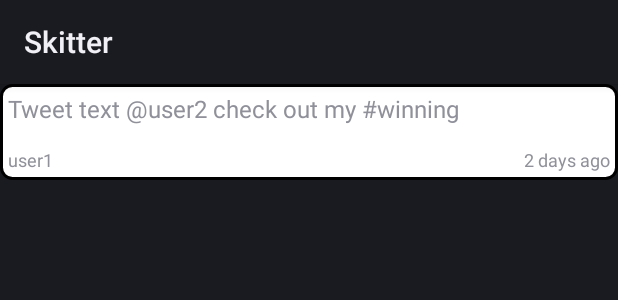
After one commit to mkotyk/Skitter, an Android app: the layout skeet_view.xml on its own in the app's theme, with its tools: preview values and no code run, on a phone screen of 412 x 824 dp. The commit adds this screen. Shown: the top 300 px of the screen. Run offline under Robolectric (Android 15) with nearby library versions, the phone set to English and light mode, and no system bars.

Commit message:
Added the view users skeets.  Need to add integration tests.

```diff
--- a/Application/build.gradle
+++ b/Application/build.gradle
@@ -22,6 +22,7 @@ dependencies {
     compile 'com.android.support:appcompat-v7:21.0.2'
     compile 'org.roboguice:roboguice:2.0'
     testCompile 'junit:junit:4.12'
+    compile 'org.ocpsoft.prettytime:prettytime:3.1.0.Final'
 }
 
 List<String> dirs = [
--- a/Application/src/main/java/com/psyndicate/skitter/model/MockSkitterProvider.java
+++ b/Application/src/main/java/com/psyndicate/skitter/model/MockSkitterProvider.java
@@ -38,7 +38,8 @@ public class MockSkitterProvider implements SkitterProvider {
             user1.userId = 1;
             for(int x = 0; x < 15; x++) {
                 user1.skeets.add(new Skeet(
-                            String.format("This is skeet message %d for user 1", x),
+                            user1.username,
+                            String.format("This is skeet message %d for user 1.  Hi @user1 and #tag", x),
                             baseTime + x * 1000 * 60));
             }
             userDatabase.put(user1.username, user1);
@@ -49,7 +50,8 @@ public class MockSkitterProvider implements SkitterProvider {
             user2.userId = 2;
             for(int x = 0; x < 25; x++) {
                 user2.skeets.add(new Skeet(
-                            String.format("This is skeet message %d for user 2", x),
+                            user2.username,
+                            String.format("This is skeet message %d for user 2.  Hi @user1 and #tag", x),
                             baseTime + x * 1000 * 60));
             }
             userDatabase.put(user2.username, user2);
--- a/Application/src/main/java/com/psyndicate/skitter/view/LogInActivity.java
+++ b/Application/src/main/java/com/psyndicate/skitter/view/LogInActivity.java
@@ -6,12 +6,11 @@ import android.os.Bundle;
 import android.view.View;
 import android.widget.Button;
 import android.widget.EditText;
-import android.widget.TextView;
 import android.widget.Toast;
 
 import com.google.inject.Inject;
 import com.psyndicate.skitter.R;
-import com.psyndicate.skitter.SkitterApp;
+import com.psyndicate.skitter.controller.SkitterApp;
 
 import roboguice.activity.RoboActivity;
 import roboguice.inject.ContentView;
--- /dev/null
+++ b/Application/src/main/res/drawable/rounded_corner.xml
@@ -0,0 +1,17 @@
+<?xml version="1.0" encoding="utf-8"?>
+<shape xmlns:android="http://schemas.android.com/apk/res/android">
+    <solid android:color="@color/solid_white"/>
+
+    <stroke android:width="2dp"
+        android:color="@color/solid_black"
+        />
+
+    <padding android:left="1dp"
+        android:top="1dp"
+        android:right="1dp"
+        android:bottom="1dp"
+        />
+
+    <corners android:bottomRightRadius="7dp" android:bottomLeftRadius="7dp"
+        android:topLeftRadius="7dp" android:topRightRadius="7dp"/>
+</shape>
--- /dev/null
+++ b/Application/src/main/res/layout/skeet_view.xml
@@ -0,0 +1,45 @@
+<?xml version="1.0" encoding="utf-8"?>
+<RelativeLayout xmlns:android="http://schemas.android.com/apk/res/android"
+    android:layout_width="fill_parent"
+    android:layout_height="?android:attr/listPreferredItemHeight"
+    android:clickable="false"
+    android:padding="5dp"
+    android:background="@drawable/rounded_corner">
+
+
+    <TextView
+        android:id="@+id/skeet_text"
+        android:layout_width="fill_parent"
+        android:layout_height="wrap_content"
+        android:layout_alignParentTop="true"
+        android:layout_alignWithParentIfMissing="true"
+        android:gravity="center_vertical"
+        android:text="Tweet text @user2 check out my #winning"
+        android:textSize="16sp" />
+
+    <TextView
+        android:id="@+id/skeet_user"
+        android:layout_width="wrap_content"
+        android:layout_height="wrap_content"
+        android:layout_below="@+id/skeet_text"
+        android:gravity="bottom"
+        android:layout_alignParentLeft="true"
+        android:layout_alignParentBottom="true"
+        android:text="user1"
+        android:textSize="12sp" />
+
+    <TextView
+        android:id="@+id/skeet_timestamp"
+        android:layout_width="wrap_content"
+        android:layout_height="wrap_content"
+        android:layout_below="@id/skeet_text"
+        android:gravity="bottom"
+        android:layout_alignParentRight="true"
+        android:layout_alignParentBottom="true"
+        android:ellipsize="marquee"
+        android:singleLine="true"
+        android:text="2 days ago"
+        android:textSize="12sp" />
+
+
+</RelativeLayout>
--- a/Application/src/main/res/values/colors.xml
+++ b/Application/src/main/res/values/colors.xml
@@ -1,3 +1,7 @@
 <?xml version="1.0" encoding="utf-8"?>
 <resources>
+    <color name="solid_white">#ffffffff</color>
+    <color name="solid_black">#ff000000</color>
+    <color name="hashtag">#ff6c71c4</color>
+    <color name="mention">#ff268bd2</color>
 </resources>
--- a/Application/src/main/res/values/strings.xml
+++ b/Application/src/main/res/values/strings.xml
@@ -1,7 +1,6 @@
 <?xml version="1.0" encoding="utf-8"?>
 <resources>
     <string name="skitter_app">Skitter</string>
-    <string name="hello_world">Hello, World!</string>
     <string name="user_name">User Name</string>
     <string name="password">Password</string>
     <string name="sign_in">Sign In</string>
```
Also changed, not shown: Application/src/main/java/com/psyndicate/skitter/controller/SkitterApp.java (renamed from Application/src/main/java/com/psyndicate/skitter/SkitterApp.java, +26 -1 lines), Application/src/main/java/com/psyndicate/skitter/model/Skeet.java (+13 -3 lines), Application/src/main/java/com/psyndicate/skitter/view/SkeetArrayAdapter.java (added, +124 -0 lines), Application/src/main/java/com/psyndicate/skitter/view/SkitterMainActivity.java (+34 -6 lines), Application/src/main/res/layout/skitter_main_activity.xml (+28 -9 lines), 1 other file.
